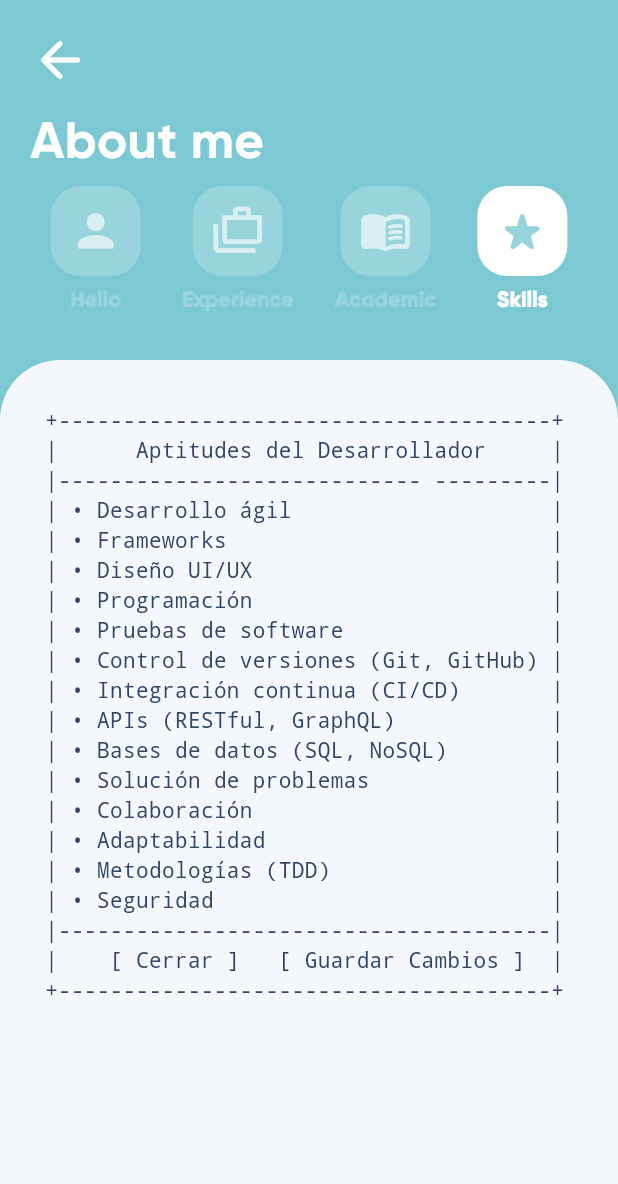
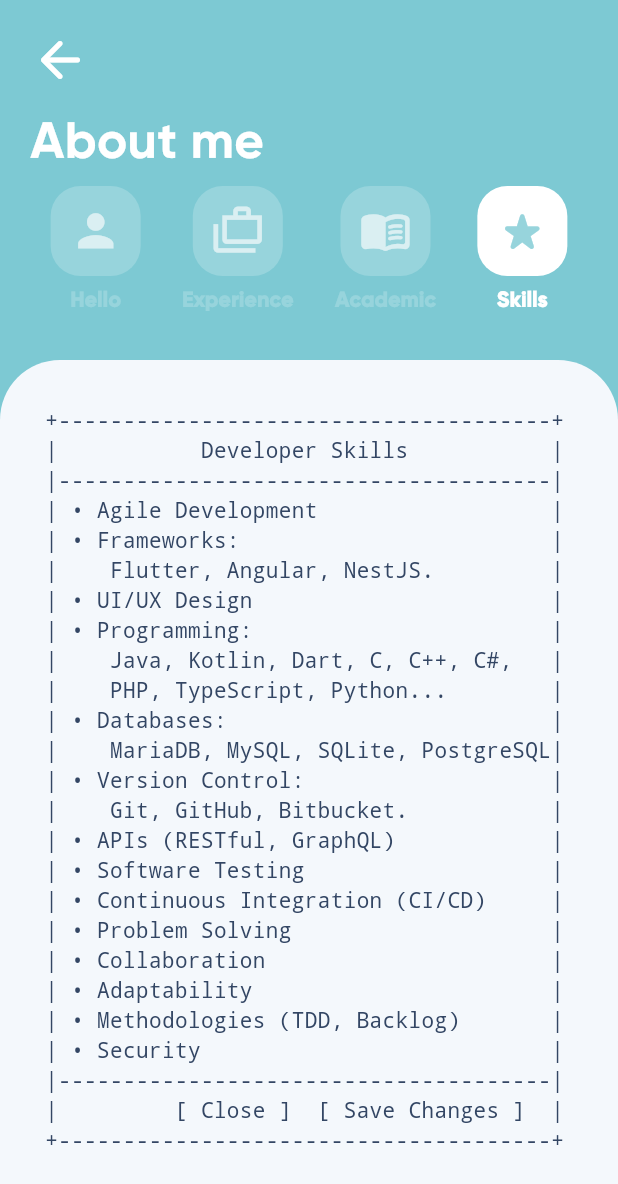
Before and after one commit to DaviMontiel/my-portfolio, a Flutter app: the AboutMePage screen opened directly, after a tap on "Experience", after a tap on "Academic", after a tap on "Skills", on a phone screen of 412 x 824 dp. Shown: the top 1184 px of the screen. Run offline on Flutter 3.47's test engine with Material 3 defaults, Android fonts, the phone set to English and light mode, and no system bars; our stand-ins replace shared_preferences; accounts and stored records are empty; generated files the repository leaves out were written again.

Commit message:
translated skills section

```diff
--- a/lib/l10n/app_en.arb
+++ b/lib/l10n/app_en.arb
@@ -39,5 +39,7 @@
     "academicStudy1Name": "Higher Vocational Training Degree, Multiplatform Application Development",
     "academicStudy2Name": "Intermediate Vocational Training Degree, Microcomputer Systems and Networks",
     "academicStudy3Name": "Compulsory Secondary Education (ESO)",
-    "academicStudyGrade": "Grade:"
+    "academicStudyGrade": "Grade:",
+
+    "skillsText0": "+--------------------------------------+\n|           Developer Skills           |\n|--------------------------------------|\n| • Agile Development                  |\n| • Frameworks:                        |\n|    Flutter, Angular, NestJS.         |\n| • UI/UX Design                       |\n| • Programming:                       |\n|    Java, Kotlin, Dart, C, C++, C#,   |\n|    PHP, TypeScript, Python...        |\n| • Databases:                         |\n|    MariaDB, MySQL, SQLite, PostgreSQL|\n| • Version Control:                   |\n|    Git, GitHub, Bitbucket.           |\n| • APIs (RESTful, GraphQL)            |\n| • Software Testing                   |\n| • Continuous Integration (CI/CD)     |\n| • Problem Solving                    |\n| • Collaboration                      |\n| • Adaptability                       |\n| • Methodologies (TDD, Backlog)       |\n| • Security                           |\n|--------------------------------------|\n|         [ Close ]  [ Save Changes ]  |\n+--------------------------------------+"
 }
--- a/lib/l10n/app_es.arb
+++ b/lib/l10n/app_es.arb
@@ -39,5 +39,7 @@
     "academicStudy1Name": "Ciclo Formativo de Grado Superior, Desarrollo de aplicaciones Multiplataforma",
     "academicStudy2Name": "Ciclo Formativo de Grado Medio, Sistemas Microinformáticos y Redes",
     "academicStudy3Name": "Educación Secundaria Obligatoria (ESO)",
-    "academicStudyGrade": "Nota:"
+    "academicStudyGrade": "Nota:",
+
+    "skillsText0": "+--------------------------------------+\n|      Aptitudes del Desarrollador     |\n|---------------------------- ---------|\n| • Desarrollo ágil                    |\n| • Frameworks:                        |\n|    Flutter, Angular, NestJS.         |\n| • Diseño UI/UX                       |\n| • Programación:                      |\n|    Java, Kotlin, Dart, C, C++, C#,   |\n|    PHP, TypeScript, Python...        |\n| • Bases de datos:                    |\n|    MariaDB, MySQL, SQLite, PostgreSQL|\n| • Control de versiones:              |\n|    Git, GitHub, Bitbucket.           |\n| • APIs (RESTful, GraphQL)            |\n| • Pruebas de software                |\n| • Integración continua (CI/CD)       |\n| • Solución de problemas              |\n| • Colaboración                       |\n| • Adaptabilidad                      |\n| • Metodologías (TDD, Backlog)        |\n| • Seguridad                          |\n|--------------------------------------|\n|     [ Cerrar ]  [ Guardar Cambios ]  |\n+--------------------------------------+"
 }
--- a/lib/src/view/pages/about_me/hobbies_section_widget.dart
+++ b/lib/src/view/pages/about_me/hobbies_section_widget.dart
@@ -1,3 +1,4 @@
+import 'package:david_portfolio_app/src/controller/language_controller.dart';
 import 'package:flutter/material.dart';
 
 class HobbiesSectionWidget extends StatefulWidget {
@@ -11,32 +12,13 @@ class _HobbiesSectionWidgetState extends State<HobbiesSectionWidget> {
 
   @override
   Widget build(BuildContext context) {
-    return const Wrap(
+    return Wrap(
       children: [
         FittedBox(
           fit: BoxFit.fitWidth,
           child: Text(
-            '+--------------------------------------+\n'
-            '|      Aptitudes del Desarrollador     |\n'
-            '|---------------------------- ---------|\n'
-            '| • Desarrollo ágil                    |\n'
-            '| • Frameworks                         |\n'
-            '| • Diseño UI/UX                       |\n'
-            '| • Programación                       |\n'
-            '| • Pruebas de software                |\n'
-            '| • Control de versiones (Git, GitHub) |\n'
-            '| • Integración continua (CI/CD)       |\n'
-            '| • APIs (RESTful, GraphQL)            |\n'
-            '| • Bases de datos (SQL, NoSQL)        |\n'
-            '| • Solución de problemas              |\n'
-            '| • Colaboración                       |\n'
-            '| • Adaptabilidad                      |\n'
-            '| • Metodologías (TDD)                 |\n'
-            '| • Seguridad                          |\n'
-            '|--------------------------------------|\n'
-            '|    [ Cerrar ]   [ Guardar Cambios ]  |\n'
-            '+--------------------------------------+',
-            style: TextStyle(
+            languageController.language.skillsText0,
+            style: const TextStyle(
               color: Color.fromRGBO(51, 70, 100, 1),
               fontFamily: 'monospace',
             ),
--- a/lib/src/view/pages/main_page.dart
+++ b/lib/src/view/pages/main_page.dart
@@ -58,7 +58,7 @@ class _MainPageState extends State<MainPage> {
 
   Future<void> _typeName() async {
     int currentNameIndex = 0;
-    String text = 'David Montiel';
+    String text = 'David Montiel Nieto';
 
     displayedText += ' ';
     for (int f=0; f<text.length; f++) {
@@ -215,34 +215,46 @@ class _MainPageState extends State<MainPage> {
                     // NAME
                     Row(
                       children: [
-                        Visibility(
-                          visible: visibleKeys[0],
-                          child: const Text(
-                            '{',
+                        const Text(
+                          '',
+                          style: TextStyle(
+                            fontSize: 34,
+                            color: Color.fromRGBO(51, 70, 100, 1),
+                            fontFamily: 'Gilroy-Bold-120',
+                          ),
+                        ),
+                        RichText(
+                          text: TextSpan(
+                            children: [
+                              if (visibleKeys[0]) ...[
+                                const TextSpan(
+                                  text: '{',
                                   style: TextStyle(
                                     fontSize: 34,
                                     color: Color.fromRGBO(21, 95, 255, 1),
                                     fontFamily: 'Gilroy-Bold-120',
                                   ),
                                 ),
-                        ),
-                        Text(
-                          displayedText,
+                              ],
+                              TextSpan(
+                                text: displayedText,
                                 style: const TextStyle(
                                   fontSize: 34,
                                   color: Color.fromRGBO(51, 70, 100, 1),
                                   fontFamily: 'Gilroy-Bold-120',
                                 ),
                               ),
-                        Visibility(
-                          visible: visibleKeys[1],
-                          child: const Text(
-                            '}',
+                              if (visibleKeys[1]) ...[
+                                const TextSpan(
+                                  text: '}',
                                   style: TextStyle(
                                     fontSize: 34,
                                     color: Color.fromRGBO(21, 95, 255, 1),
                                     fontFamily: 'Gilroy-Bold-120',
                                   ),
+                                ),
+                              ],
+                            ],
                           ),
                         ),
                       ],
@@ -490,12 +502,14 @@ class _MainPageState extends State<MainPage> {
         'color': const Color.fromARGB(255, 253, 166, 166),
         'text': languageController.language.manPageContactMail,
         'event': () => externalController.openUrl('mailto:davidmontielnieto1@gmail.es'),
+        'space': 30.0,
       },
       {
         'icon': 'lib/assets/images/app_tel.png',
         'color': const Color.fromARGB(255, 196, 222, 255),
         'text': languageController.language.manPageContactTel,
         'event': () => externalController.makePhoneCall('+34633054283'),
+        'space': 30.0,
       },
     ];
 
@@ -568,7 +582,7 @@ class _MainPageState extends State<MainPage> {
                         ),
                       ),
 
-                      const SizedBox( width: 25 ),
+                      SizedBox( width: methods[f]['space'] ?? 25.0 ),
                     ],
                   ],
                 ),
```
Lines whose indentation alone changed are shown as unchanged.
